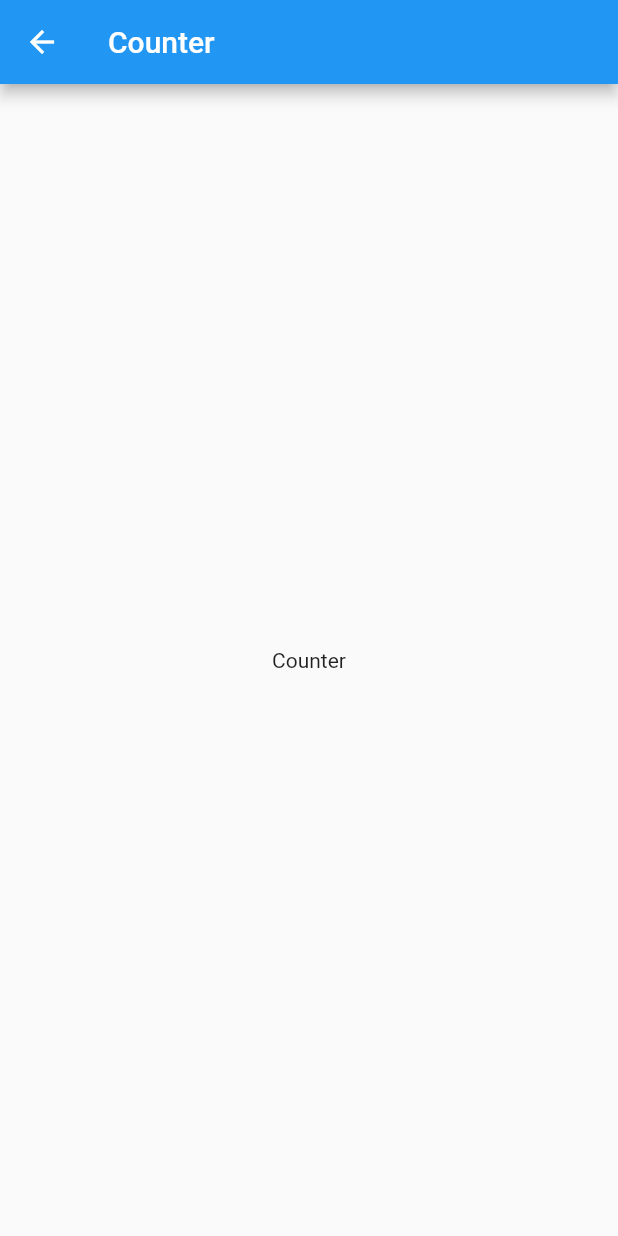
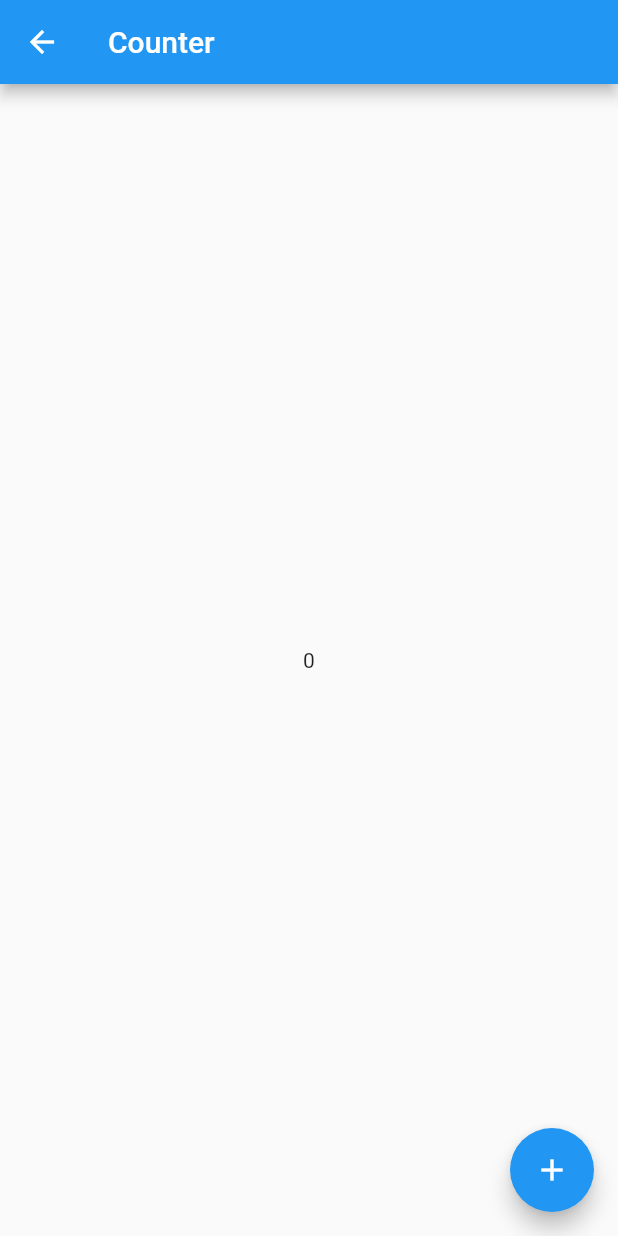
Before and after one commit to pvc97/getx-base, a Flutter app: the HomeScreen screen opened by its route, after a tap on "Go to Counter", on a phone screen of 412 x 824 dp. Run offline on Flutter 3.47's test engine with Material 2 defaults, Android fonts, the phone set to English and light mode, and no system bars; our stand-ins replace get.

Commit message:
Increase count value.

```diff
--- /dev/null
+++ b/lib/presentations/counter/counter_binding.dart
@@ -0,0 +1,9 @@
+import 'package:demo_getx/presentations/counter/counter_controller.dart';
+import 'package:get/get.dart';
+
+class CounterBinding extends Bindings {
+  @override
+  void dependencies() {
+    Get.lazyPut<CounterController>(() => CounterController());
+  }
+}
--- /dev/null
+++ b/lib/presentations/counter/counter_controller.dart
@@ -0,0 +1,15 @@
+import 'package:get/get.dart';
+
+class CounterController extends GetxController {
+  // The counter value
+  final _counter = 0.obs;
+
+  // The counter value
+  int get counter => _counter.value;
+
+  // Increment the counter
+  void increment() => _counter.value++;
+
+  // Decrement the counter
+  void decrement() => _counter.value--;
+}
--- a/lib/presentations/counter/counter_screen.dart
+++ b/lib/presentations/counter/counter_screen.dart
@@ -1,16 +1,28 @@
+import 'package:demo_getx/presentations/counter/counter_controller.dart';
 import 'package:flutter/material.dart';
+import 'package:get/get.dart';
 
 class CounterScreen extends StatelessWidget {
   const CounterScreen({super.key});
 
   @override
   Widget build(BuildContext context) {
+    final counterController = Get.find<CounterController>();
+
     return Scaffold(
       appBar: AppBar(
         title: const Text('Counter'),
       ),
-      body: const Center(
-        child: Text('Counter'),
+      body: Center(
+        child: Obx(
+          () => Text(counterController.counter.toString()),
+        ),
+      ),
+      floatingActionButton: FloatingActionButton(
+        onPressed: () {
+          counterController.increment();
+        },
+        child: const Icon(Icons.add),
       ),
     );
   }
--- /dev/null
+++ b/lib/presentations/home/home_binding.dart
@@ -0,0 +1,9 @@
+import 'package:demo_getx/presentations/home/home_controller.dart';
+import 'package:get/get.dart';
+
+class HomeBinding extends Bindings {
+  @override
+  void dependencies() {
+    Get.lazyPut<HomeController>(() => HomeController());
+  }
+}
--- a/lib/router/app_router.dart
+++ b/lib/router/app_router.dart
@@ -1,4 +1,6 @@
+import 'package:demo_getx/presentations/counter/counter_binding.dart';
 import 'package:demo_getx/presentations/counter/counter_screen.dart';
+import 'package:demo_getx/presentations/home/home_binding.dart';
 import 'package:demo_getx/presentations/home/home_screen.dart';
 import 'package:demo_getx/router/app_route.dart';
 import 'package:get/get_navigation/src/routes/get_route.dart';
@@ -8,12 +10,13 @@ class AppRouter {
 
   static final routes = [
     GetPage(
-      name: AppRoute.home.path,
-      page: () => const HomeScreen(),
-    ),
+        name: AppRoute.home.path,
+        page: () => const HomeScreen(),
+        binding: HomeBinding()),
     GetPage(
       name: AppRoute.counter.path,
       page: () => const CounterScreen(),
+      binding: CounterBinding(),
     ),
   ];
 }
```
Also changed, not shown: lib/presentations/home/home_controller.dart (added, +10 -0 lines).
